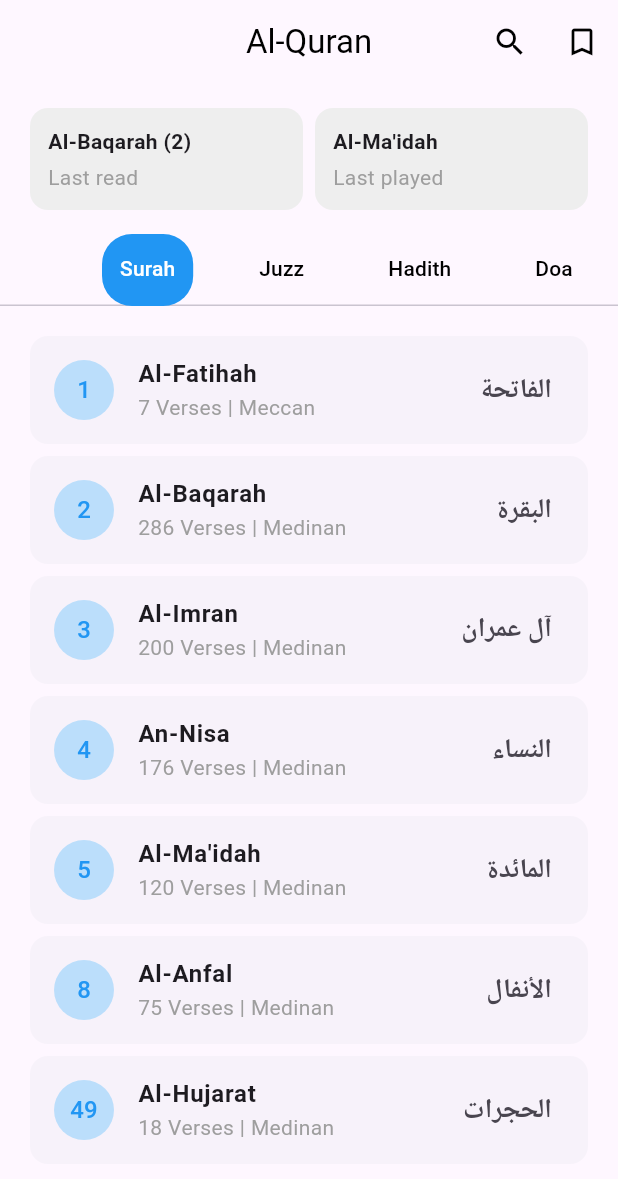
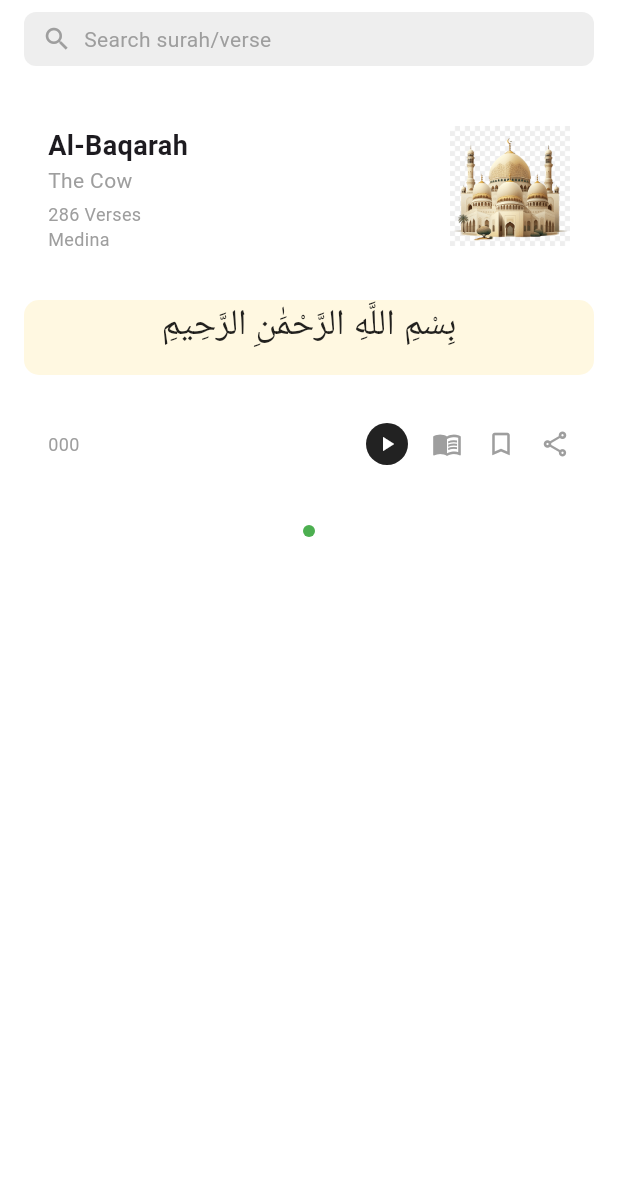
Before and after one commit to mahabubulhasibshawon/Islamic_App_Ui, a Flutter app: the screen it shows after launch, on a phone screen of 412 x 824 dp. Shown: the top 1179 px of the screen. Run offline on Flutter 3.47's test engine with Material 3 defaults, Android fonts, the phone set to English and light mode, and no system bars; Roboto replaces fonts that are missing (Arabic).

Commit message:
prayer time screen , surah screen

```diff
--- a/lib/main.dart
+++ b/lib/main.dart
@@ -1,6 +1,8 @@
 import 'package:flutter/material.dart';
 import 'package:islamic_app_ui/screens/prayer_screen.dart';
 import 'package:islamic_app_ui/screens/quran_screen.dart';
+import 'package:islamic_app_ui/screens/prayer_time_screen.dart';
+import 'package:islamic_app_ui/screens/surah_screen.dart';
 
 void main() {
   runApp(MyApp());
@@ -11,7 +13,7 @@ class MyApp extends StatelessWidget {
   Widget build(BuildContext context) {
     return MaterialApp(
         debugShowCheckedModeBanner: false,
-        home: QuranScreen()
+        home: SurahScreen()
     );
   }
 }
--- /dev/null
+++ b/lib/screens/surah_screen.dart
@@ -0,0 +1,185 @@
+import 'package:flutter/material.dart';
+
+
+class SurahScreen extends StatelessWidget {
+  const SurahScreen({super.key});
+
+  @override
+  Widget build(BuildContext context) {
+    return Scaffold(
+      backgroundColor: Colors.white,
+      body: SafeArea(
+        child: Column(
+          children: [
+            // Search bar
+            Padding(
+              padding: const EdgeInsets.symmetric(horizontal: 16, vertical: 8),
+              child: Container(
+                padding: const EdgeInsets.symmetric(horizontal: 12, vertical: 8),
+                decoration: BoxDecoration(
+                  color: Colors.grey[200],
+                  borderRadius: BorderRadius.circular(8),
+                ),
+                child: const Row(
+                  children: [
+                    Icon(Icons.search, size: 20, color: Colors.grey),
+                    SizedBox(width: 8),
+                    Text('Search surah/verse', style: TextStyle(color: Colors.grey)),
+                  ],
+                ),
+              ),
+            ),
+
+            // Surah card
+            Padding(
+              padding: const EdgeInsets.all(16),
+              child: Container(
+                decoration: BoxDecoration(
+                  color: const Color(0xFFFFFFFF), // Light cream background
+                  borderRadius: BorderRadius.circular(12),
+                ),
+                child: Column(
+                  children: [
+                    Padding(
+                      padding: const EdgeInsets.all(16),
+                      child: Row(
+                        crossAxisAlignment: CrossAxisAlignment.start,
+                        children: [
+                          // Surah info
+                          const Expanded(
+                            child: Column(
+                              crossAxisAlignment: CrossAxisAlignment.start,
+                              children: [
+                                Text(
+                                  'Al-Baqarah',
+                                  style: TextStyle(
+                                    fontSize: 18,
+                                    fontWeight: FontWeight.bold,
+                                  ),
+                                ),
+                                Text(
+                                  'The Cow',
+                                  style: TextStyle(
+                                    fontSize: 14,
+                                    color: Colors.grey,
+                                  ),
+                                ),
+                                SizedBox(height: 4),
+                                Text(
+                                  '286 Verses',
+                                  style: TextStyle(
+                                    fontSize: 12,
+                                    color: Colors.grey,
+                                  ),
+                                ),
+                                Text(
+                                  'Medina',
+                                  style: TextStyle(
+                                    fontSize: 12,
+                                    color: Colors.grey,
+                                  ),
+                                ),
+                              ],
+                            ),
+                          ),
+
+                          // Mosque illustration
+                          Container(
+                            width: 80,
+                            height: 80,
+                            decoration: BoxDecoration(
+                              borderRadius: BorderRadius.circular(8),
+                            ),
+                            child: Image.asset(
+                              'assets/masjid.png', // You'll need to add this image to your assets
+                              fit: BoxFit.cover,
+                            ),
+                          ),
+                        ],
+                      ),
+                    ),
+
+                    // Bismillah text
+                    Padding(
+                      padding: EdgeInsets.symmetric(vertical: 16),
+                      child: Container(
+                        height: 50,
+                        width: double.maxFinite,
+                        decoration: BoxDecoration(
+                          color: Color(0xFFFFF8E1),
+                          borderRadius: BorderRadius.circular(10)
+                        ),
+                        child: Text(
+                          'بِسْمِ اللَّهِ الرَّحْمَٰنِ الرَّحِيمِ',
+                          style: TextStyle(
+                            fontSize: 24,
+                            fontFamily: 'Arabic',
+                            color: Colors.black87,
+                          ),
+                          textAlign: TextAlign.center,
+                        ),
+                      ),
+                    ),
+
+                    // Bottom controls
+                    Padding(
+                      padding: const EdgeInsets.all(16),
+                      child: Row(
+                        mainAxisAlignment: MainAxisAlignment.spaceBetween,
+                        children: [
+                          const Text(
+                            '000',
+                            style: TextStyle(
+                              color: Colors.grey,
+                              fontSize: 12,
+                            ),
+                          ),
+                          Row(
+                            children: [
+                              Container(
+                                padding: const EdgeInsets.all(6),
+                                decoration: BoxDecoration(
+                                  shape: BoxShape.circle,
+                                  color: Colors.black87,
+                                ),
+                                child: const Icon(Icons.play_arrow, color: Colors.white, size: 16),
+                              ),
+                              const SizedBox(width: 16),
+                              const Icon(Icons.menu_book_outlined, color: Colors.grey, size: 20),
+                              const SizedBox(width: 16),
+                              const Icon(Icons.bookmark_border, color: Colors.grey, size: 20),
+                              const SizedBox(width: 16),
+                              const Icon(Icons.share_outlined, color: Colors.grey, size: 20),
+                            ],
+                          ),
+                        ],
+                      ),
+                    ),
+                  ],
+                ),
+              ),
+            ),
+
+            // Nav indicator dots - just showing the next surah mark
+            Padding(
+              padding: const EdgeInsets.symmetric(vertical: 8),
+              child: Row(
+                mainAxisAlignment: MainAxisAlignment.center,
+                children: [
+                  Container(
+                    width: 8,
+                    height: 8,
+                    decoration: const BoxDecoration(
+                      shape: BoxShape.circle,
+                      color: Colors.green,
+                    ),
+                  ),
+                ],
+              ),
+            ),
+          ],
+        ),
+      ),
+    );
+  }
+}
--- a/pubspec.yaml
+++ b/pubspec.yaml
@@ -34,6 +34,7 @@ dependencies:
   # The following adds the Cupertino Icons font to your application.
   # Use with the CupertinoIcons class for iOS style icons.
   cupertino_icons: ^1.0.8
+  intl: ^0.20.2
 
 dev_dependencies:
   flutter_test:
```
Also changed, not shown: lib/screens/prayer_time_screen.dart (added, +174 -0 lines), assets/masjid.png (added), pubspec.lock.
